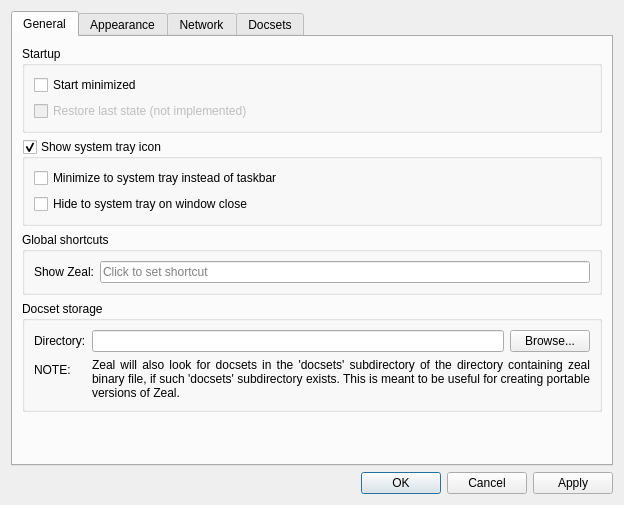
The window that src/ui/forms/settingsdialog.ui (zealdocs/zeal) describes before a commit, drawn with Qt 5.
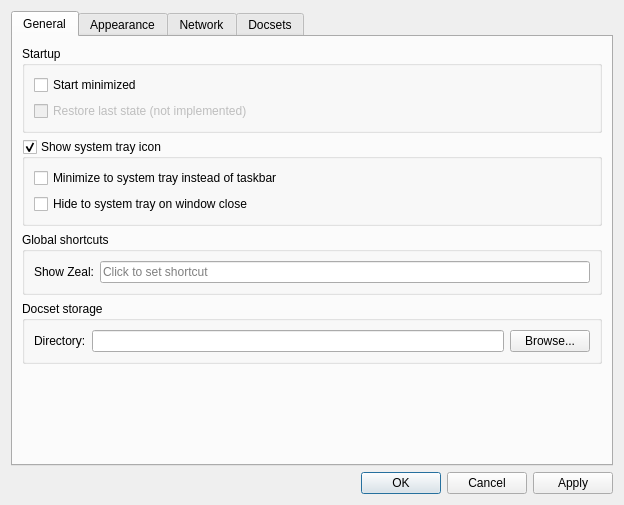
The same window after the commit. Custom widgets are drawn as their Qt base class.

Commit message: Add a portable build mode

```diff
--- a/src/ui/forms/settingsdialog.ui
+++ b/src/ui/forms/settingsdialog.ui
@@ -114,6 +114,9 @@
           <string>Docset storage</string>
          </property>
          <layout class="QFormLayout" name="formLayout_3">
+          <property name="fieldGrowthPolicy">
+           <enum>QFormLayout::AllNonFixedFieldsGrow</enum>
+          </property>
           <item row="0" column="0">
            <widget class="QLabel" name="label_5">
             <property name="text">
@@ -121,26 +124,6 @@
             </property>
            </widget>
           </item>
-          <item row="1" column="0">
-           <widget class="QLabel" name="label">
-            <property name="text">
-             <string>NOTE:</string>
-            </property>
-           </widget>
-          </item>
-          <item row="1" column="1">
-           <widget class="QLabel" name="label_3">
-            <property name="text">
-             <string>Zeal will also look for docsets in the 'docsets' subdirectory of the directory containing zeal binary file, if such 'docsets' subdirectory exists. This is meant to be useful for creating portable versions of Zeal.</string>
-            </property>
-            <property name="alignment">
-             <set>Qt::AlignJustify|Qt::AlignVCenter</set>
-            </property>
-            <property name="wordWrap">
-             <bool>true</bool>
-            </property>
-           </widget>
-          </item>
           <item row="0" column="1">
            <layout class="QHBoxLayout" name="horizontalLayout_2">
             <item>
```
The commit also changes 3 other files.
